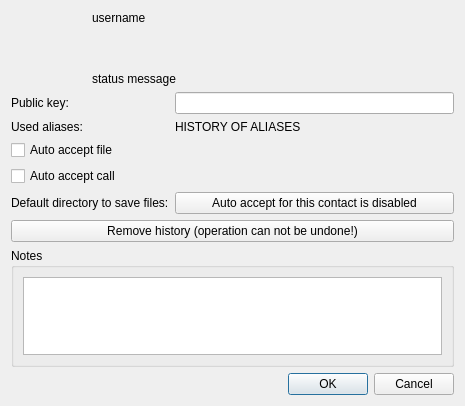
Before: the Qt Designer form src/widget/about/aboutuser.ui in qTox/qTox, drawn with Qt 5.
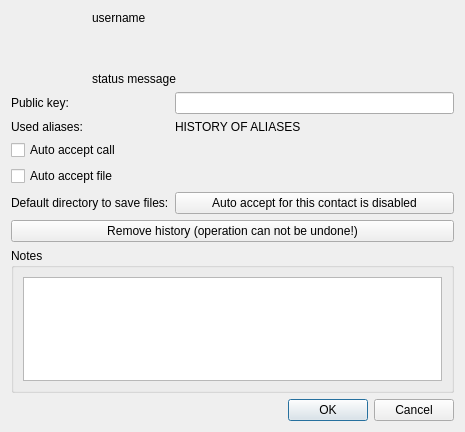
After: the same form once the commit is applied. Icons and pictures are not drawn.

Commit message: feat(autoAnswer): move the checkbox position

```diff
--- a/src/widget/about/aboutuser.ui
+++ b/src/widget/about/aboutuser.ui
@@ -7,7 +7,7 @@
     <x>0</x>
     <y>0</y>
     <width>465</width>
-    <height>406</height>
+    <height>432</height>
    </rect>
   </property>
   <property name="windowTitle">
@@ -178,14 +178,14 @@
        </property>
       </widget>
      </item>
-     <item row="2" column="0" colspan="2">
+     <item row="3" column="0" colspan="2">
       <widget class="QCheckBox" name="autoacceptfile">
        <property name="text">
         <string>Auto accept file</string>
        </property>
       </widget>
      </item>
-     <item row="3" column="0" colspan="2">
+	 <item row="2" column="0">
       <widget class="QCheckBox" name="autoacceptcall">
        <property name="text">
         <string>Auto accept call</string>
```
Left out of the diff: 4 changed lines with no effect on the pictures. The commit also changes 1 other file.
